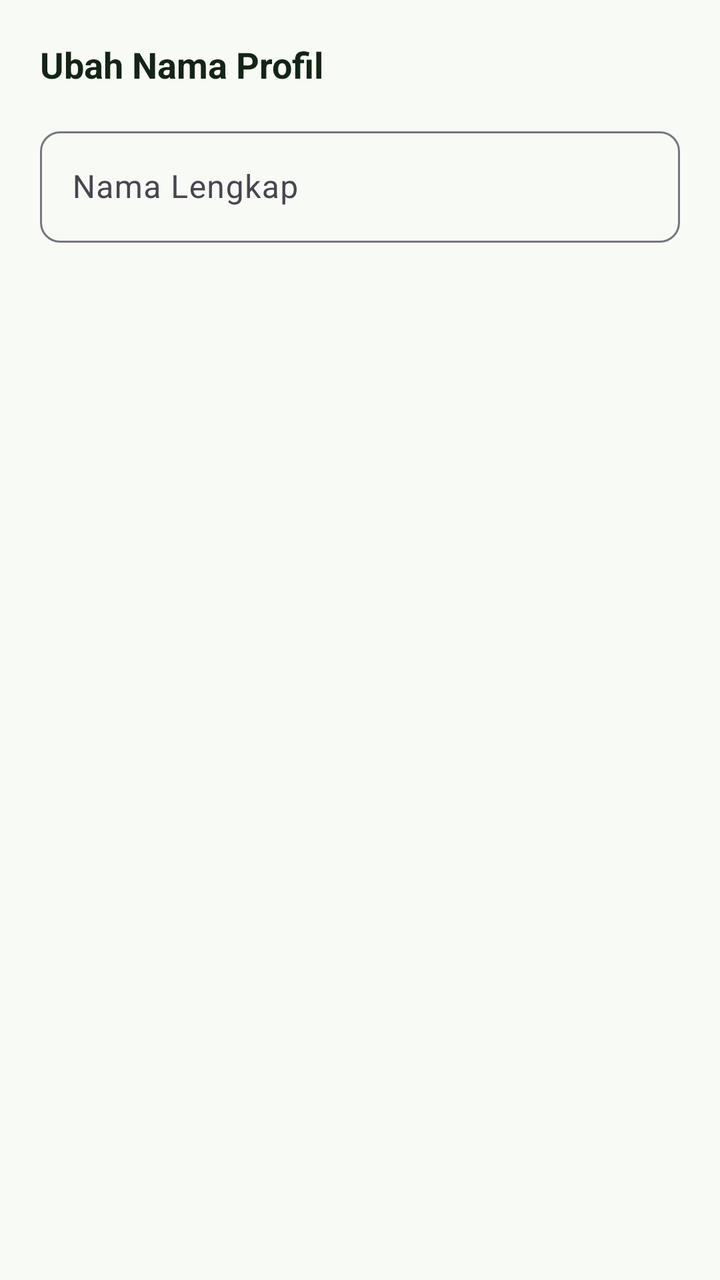
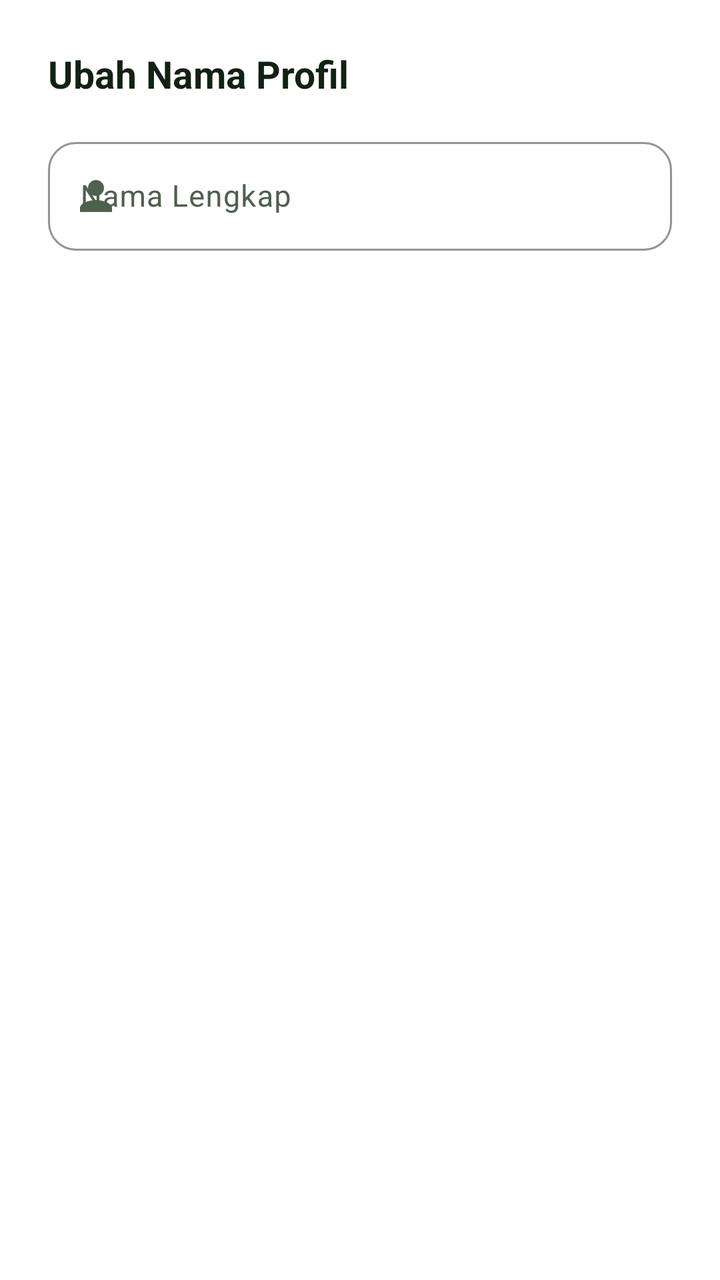

Compare the two renders of this Android layout. The source of the first and the diff that turns it into the second are given below.
<!-- AndroidManifest.xml: application theme Theme.Perpustakaan2 -->
<!-- res/layout/dialog_change_name.xml -->
<?xml version="1.0" encoding="utf-8"?>
<LinearLayout xmlns:android="http://schemas.android.com/apk/res/android"
    xmlns:app="http://schemas.android.com/apk/res-auto"
    android:layout_width="match_parent"
    android:layout_height="wrap_content"
    android:orientation="vertical"
    android:padding="20dp">

    <TextView
        android:layout_width="wrap_content"
        android:layout_height="wrap_content"
        android:text="Ubah Nama Profil"
        android:textColor="@color/text_primary"
        android:textSize="18sp"
        android:textStyle="bold" />

    <com.google.android.material.textfield.TextInputLayout
        style="@style/Widget.Material3.TextInputLayout.OutlinedBox"
        android:layout_width="match_parent"
        android:layout_height="wrap_content"
        android:layout_marginTop="16dp"
        android:hint="Nama Lengkap"
        app:boxCornerRadiusBottomEnd="10dp"
        app:boxCornerRadiusBottomStart="10dp"
        app:boxCornerRadiusTopEnd="10dp"
        app:boxCornerRadiusTopStart="10dp">

        <com.google.android.material.textfield.TextInputEditText
            android:id="@+id/etNewProfileName"
            android:layout_width="match_parent"
            android:layout_height="wrap_content"
            android:singleLine="true" />
    </com.google.android.material.textfield.TextInputLayout>

</LinearLayout>
<!-- resources referenced by this layout -->
<resources>
  <color name="text_primary">#142416</color>
  <style name="Theme.Perpustakaan2" parent="Theme.Material3.DayNight.NoActionBar">
          <item name="colorPrimary">@color/primary</item>
          <item name="colorPrimaryVariant">@color/primary_dark</item>
          <item name="colorSecondary">@color/secondary</item>
          <item name="android:statusBarColor">@color/background</item>
          <item name="android:windowLightStatusBar">true</item>
          <item name="android:windowBackground">@color/background</item>
          <item name="colorSurface">@color/surface</item>
          <item name="colorError">@color/error</item>
      </style>
  <color name="primary">#1B5E20</color>
  <color name="primary_dark">#0E3D13</color>
  <color name="secondary">#2E7D32</color>
  <color name="background">#F8FAF6</color>
  <color name="surface">#FFFFFF</color>
  <color name="error">#C62828</color>
</resources>

<!-- the commit's change to res/layout/dialog_change_name.xml (unified diff, before → after) -->
@@ -3,33 +3,33 @@
     xmlns:app="http://schemas.android.com/apk/res-auto"
     android:layout_width="match_parent"
     android:layout_height="wrap_content"
+    android:background="@color/surface"
     android:orientation="vertical"
-    android:padding="20dp">
+    android:padding="24dp">
 
     <TextView
         android:layout_width="wrap_content"
         android:layout_height="wrap_content"
         android:text="Ubah Nama Profil"
         android:textColor="@color/text_primary"
-        android:textSize="18sp"
+        android:textSize="19sp"
         android:textStyle="bold" />
 
     <com.google.android.material.textfield.TextInputLayout
-        style="@style/Widget.Material3.TextInputLayout.OutlinedBox"
+        style="@style/Widget.Epustaka.TextInputLayout"
         android:layout_width="match_parent"
         android:layout_height="wrap_content"
         android:layout_marginTop="16dp"
         android:hint="Nama Lengkap"
-        app:boxCornerRadiusBottomEnd="10dp"
-        app:boxCornerRadiusBottomStart="10dp"
-        app:boxCornerRadiusTopEnd="10dp"
-        app:boxCornerRadiusTopStart="10dp">
+        app:startIconDrawable="@drawable/ic_person">
 
         <com.google.android.material.textfield.TextInputEditText
             android:id="@+id/etNewProfileName"
             android:layout_width="match_parent"
             android:layout_height="wrap_content"
-            android:singleLine="true" />
+            android:singleLine="true"
+            android:textColor="@color/text_primary"
+            android:textSize="15sp" />
     </com.google.android.material.textfield.TextInputLayout>
 
 </LinearLayout>
<!-- resource entries referenced after the edit -->
@@ -1,21 +1,75 @@
 <!-- resources referenced by this layout -->
 <resources>
-  <color name="text_primary">#142416</color>
+  <color name="text_primary">#132115</color>
+  <!-- drawable ic_person (drawable) -->
+  <vector xmlns:android="http://schemas.android.com/apk/res/android"
+      android:width="24dp"
+      android:height="24dp"
+      android:viewportWidth="24"
+      android:viewportHeight="24">
+    <path
+        android:fillColor="#FF000000"
+        android:pathData="M12,12c2.21,0 4,-1.79 4,-4s-1.79,-4 -4,-4 -4,1.79 -4,4 1.79,4 4,4zm0,2c-2.67,0 -8,1.34 -8,4v2h16v-2c0,-2.66 -5.33,-4 -8,-4z"/>
+  </vector>
+  <style name="Widget.Epustaka.TextInputLayout" parent="Widget.Material3.TextInputLayout.OutlinedBox">
+          <item name="boxBackgroundColor">@color/surface</item>
+          <item name="boxCornerRadiusBottomEnd">14dp</item>
+          <item name="boxCornerRadiusBottomStart">14dp</item>
+          <item name="boxCornerRadiusTopEnd">14dp</item>
+          <item name="boxCornerRadiusTopStart">14dp</item>
+          <item name="boxStrokeColor">@color/primary</item>
+          <item name="boxStrokeWidth">1dp</item>
+          <item name="boxStrokeWidthFocused">1.5dp</item>
+          <item name="hintTextColor">@color/primary</item>
+          <item name="startIconTint">@color/text_secondary</item>
+          <item name="endIconTint">@color/text_secondary</item>
+      </style>
   <style name="Theme.Perpustakaan2" parent="Theme.Material3.DayNight.NoActionBar">
           <item name="colorPrimary">@color/primary</item>
           <item name="colorPrimaryVariant">@color/primary_dark</item>
+          <item name="colorOnPrimary">@color/on_primary</item>
+          <item name="colorPrimaryContainer">@color/primary_container</item>
+          <item name="colorOnPrimaryContainer">@color/primary_dark</item>
+  
           <item name="colorSecondary">@color/secondary</item>
+          <item name="colorOnSecondary">@color/on_secondary</item>
+          <item name="colorSecondaryContainer">@color/secondary_container</item>
+          <item name="colorOnSecondaryContainer">@color/secondary_dark</item>
+  
+          <item name="android:colorBackground">@color/background</item>
+          <item name="android:windowBackground">@color/background</item>
+          <item name="colorSurface">@color/surface</item>
+          <item name="colorOnSurface">@color/text_primary</item>
+          <item name="colorSurfaceVariant">@color/surface_variant</item>
+          <item name="colorOnSurfaceVariant">@color/text_secondary</item>
+          <item name="colorOutline">@color/outline</item>
+          <item name="colorOutlineVariant">@color/outline_variant</item>
+  
+          <item name="colorError">@color/error</item>
+          <item name="colorOnError">@color/white</item>
+          <item name="colorErrorContainer">@color/error_container</item>
+  
           <item name="android:statusBarColor">@color/background</item>
           <item name="android:windowLightStatusBar">true</item>
-          <item name="android:windowBackground">@color/background</item>
-          <item name="colorSurface">@color/surface</item>
-          <item name="colorError">@color/error</item>
+          <item name="android:navigationBarColor">@color/surface</item>
+          <item name="android:windowLightNavigationBar" tools:targetApi="27">true</item>
       </style>
   <color name="primary">#1B5E20</color>
+  <color name="text_secondary">#4E6050</color>
   <color name="primary_dark">#0E3D13</color>
+  <color name="on_primary">#FFFFFF</color>
+  <color name="primary_container">#CBE6CE</color>
   <color name="secondary">#2E7D32</color>
-  <color name="background">#F8FAF6</color>
+  <color name="on_secondary">#FFFFFF</color>
+  <color name="secondary_container">#D8EED9</color>
+  <color name="secondary_dark">#1B5E20</color>
+  <color name="background">#F6F8F5</color>
+  <color name="surface_variant">#EDF3EC</color>
+  <color name="outline">#DCE4DA</color>
+  <color name="outline_variant">#EAEFE8</color>
   <color name="surface">#FFFFFF</color>
-  <color name="error">#C62828</color>
+  <color name="error">#BA1A1A</color>
+  <color name="white">#FFFFFFFF</color>
+  <color name="error_container">#FFDAD6</color>
 </resources>
 
